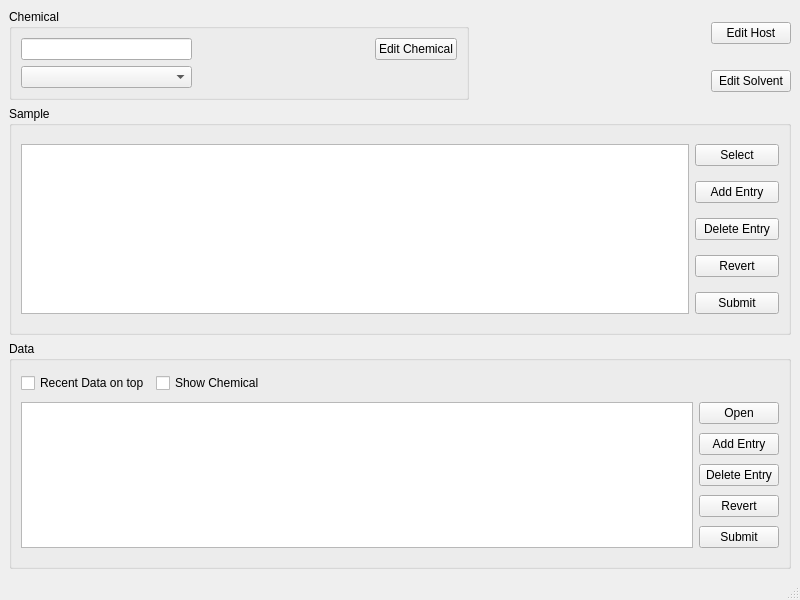
Qt form Analysis_UI/databasewindow.ui (goluckyryan/nonLinearFit) before a commit.
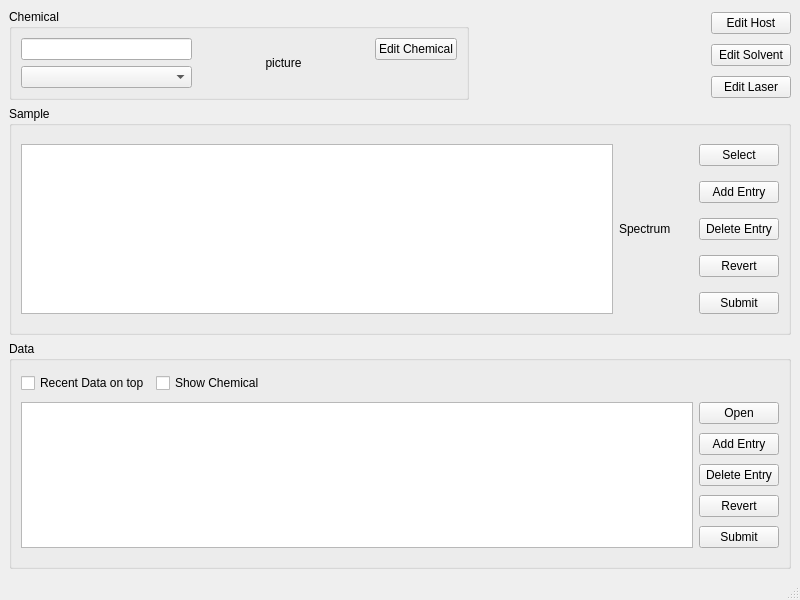
The same form after that commit.

Commit message: added editLaser, show sample picture

Diff of the .ui file:
```diff
--- a/Analysis_UI/databasewindow.ui
+++ b/Analysis_UI/databasewindow.ui
@@ -14,55 +14,8 @@
    <string>Sample DataBase</string>
   </property>
   <widget class="QWidget" name="centralwidget">
-   <layout class="QGridLayout" name="gridLayout" rowstretch="1,1,4,4" columnstretch="2,1,0">
-    <item row="2" column="0" colspan="3">
-     <widget class="QGroupBox" name="groupBox_2">
-      <property name="title">
-       <string>Sample</string>
-      </property>
-      <layout class="QGridLayout" name="gridLayout_2" columnstretch="8,1">
-       <item row="4" column="1">
-        <widget class="QPushButton" name="pushButton_sumitSample">
-         <property name="text">
-          <string>Submit</string>
-         </property>
-        </widget>
-       </item>
-       <item row="3" column="1">
-        <widget class="QPushButton" name="pushButton_revertSample">
-         <property name="text">
-          <string>Revert</string>
-         </property>
-        </widget>
-       </item>
-       <item row="2" column="1">
-        <widget class="QPushButton" name="pushButton_deleteSampleEntry">
-         <property name="text">
-          <string>Delete Entry</string>
-         </property>
-        </widget>
-       </item>
-       <item row="0" column="1">
-        <widget class="QPushButton" name="pushButton_selectSample">
-         <property name="text">
-          <string>Select</string>
-         </property>
-        </widget>
-       </item>
-       <item row="1" column="1">
-        <widget class="QPushButton" name="pushButton_addSampleEntry">
-         <property name="text">
-          <string>Add Entry</string>
-         </property>
-        </widget>
-       </item>
-       <item row="0" column="0" rowspan="5">
-        <widget class="QTableView" name="sampleView"/>
-       </item>
-      </layout>
-     </widget>
-    </item>
-    <item row="3" column="0" colspan="3">
+   <layout class="QGridLayout" name="gridLayout" rowstretch="1,1,1,4,4" columnstretch="2,1,0">
+    <item row="4" column="0" colspan="3">
      <widget class="QGroupBox" name="groupBox_3">
       <property name="title">
        <string>Data</string>
@@ -123,6 +76,92 @@
       </layout>
      </widget>
     </item>
+    <item row="0" column="0" rowspan="3">
+     <widget class="QGroupBox" name="groupBox">
+      <property name="title">
+       <string>Chemical</string>
+      </property>
+      <layout class="QGridLayout" name="gridLayout_3" columnstretch="1,1,0">
+       <item row="1" column="0">
+        <widget class="QComboBox" name="comboBox_chemical"/>
+       </item>
+       <item row="0" column="1" rowspan="2">
+        <widget class="QLabel" name="label_Picture">
+         <property name="text">
+          <string>picture</string>
+         </property>
+         <property name="alignment">
+          <set>Qt::AlignCenter</set>
+         </property>
+        </widget>
+       </item>
+       <item row="0" column="0">
+        <widget class="QLineEdit" name="lineEdit_ChemicalFormula"/>
+       </item>
+       <item row="0" column="2">
+        <widget class="QPushButton" name="pushButton_editChemical">
+         <property name="text">
+          <string>Edit Chemical</string>
+         </property>
+        </widget>
+       </item>
+      </layout>
+     </widget>
+    </item>
+    <item row="3" column="0" colspan="3">
+     <widget class="QGroupBox" name="groupBox_2">
+      <property name="title">
+       <string>Sample</string>
+      </property>
+      <layout class="QGridLayout" name="gridLayout_2" columnstretch="8,1,0,0">
+       <item row="0" column="2">
+        <widget class="QPushButton" name="pushButton_selectSample">
+         <property name="text">
+          <string>Select</string>
+         </property>
+        </widget>
+       </item>
+       <item row="2" column="2">
+        <widget class="QPushButton" name="pushButton_deleteSampleEntry">
+         <property name="text">
+          <string>Delete Entry</string>
+         </property>
+        </widget>
+       </item>
+       <item row="4" column="2">
+        <widget class="QPushButton" name="pushButton_sumitSample">
+         <property name="text">
+          <string>Submit</string>
+         </property>
+        </widget>
+       </item>
+       <item row="3" column="2">
+        <widget class="QPushButton" name="pushButton_revertSample">
+         <property name="text">
+          <string>Revert</string>
+         </property>
+        </widget>
+       </item>
+       <item row="1" column="2">
+        <widget class="QPushButton" name="pushButton_addSampleEntry">
+         <property name="text">
+          <string>Add Entry</string>
+         </property>
+        </widget>
+       </item>
+       <item row="0" column="0" rowspan="5">
+        <widget class="QTableView" name="sampleView"/>
+       </item>
+       <item row="0" column="1" rowspan="5">
+        <widget class="QLabel" name="label_spectrum">
+         <property name="text">
+          <string>Spectrum</string>
+         </property>
+        </widget>
+       </item>
+      </layout>
+     </widget>
+    </item>
     <item row="0" column="1">
      <spacer name="horizontalSpacer">
       <property name="orientation">
@@ -150,36 +189,11 @@
       </property>
      </widget>
     </item>
-    <item row="0" column="0" rowspan="2">
-     <widget class="QGroupBox" name="groupBox">
-      <property name="title">
-       <string>Chemical</string>
+    <item row="2" column="2">
+     <widget class="QPushButton" name="pushButton_editLaser">
+      <property name="text">
+       <string>Edit Laser</string>
       </property>
-      <layout class="QGridLayout" name="gridLayout_3" columnstretch="1,1,0">
-       <item row="1" column="0">
-        <widget class="QComboBox" name="comboBox_chemical"/>
-       </item>
-       <item row="0" column="1" rowspan="2">
-        <widget class="QLabel" name="label_Picture">
-         <property name="text">
-          <string/>
-         </property>
-         <property name="alignment">
-          <set>Qt::AlignCenter</set>
-         </property>
-        </widget>
-       </item>
-       <item row="0" column="0">
-        <widget class="QLineEdit" name="lineEdit_ChemicalFormula"/>
-       </item>
-       <item row="0" column="2">
-        <widget class="QPushButton" name="pushButton_editChemical">
-         <property name="text">
-          <string>Edit Chemical</string>
-         </property>
-        </widget>
-       </item>
-      </layout>
      </widget>
     </item>
    </layout>
```
The commit also changes 2 other files.
